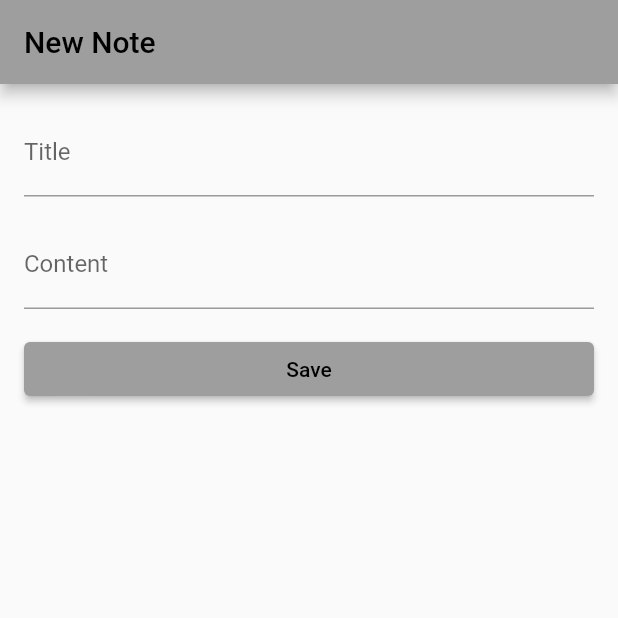
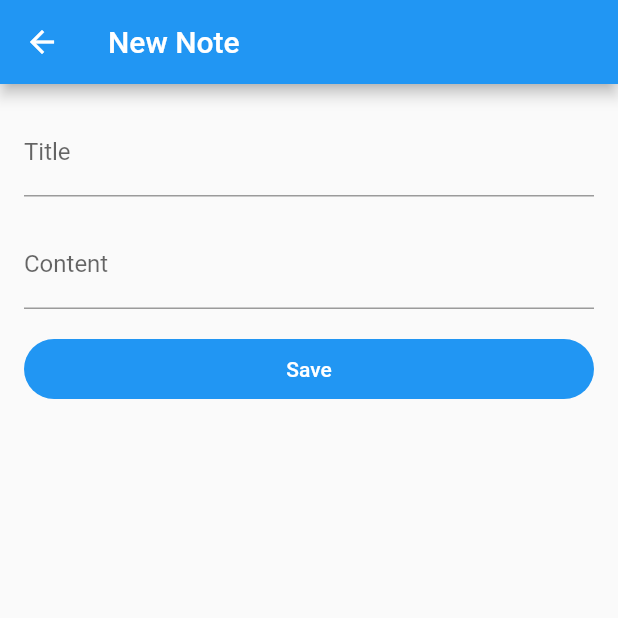
Before and after one commit to erxonxi/ideagenius, a Flutter app: the CreateNotePage screen opened directly, on a phone screen of 412 x 824 dp, the top half of it. Run offline on Flutter 3.47's test engine with Material 2 defaults, Android fonts, the phone set to English and light mode, and no system bars; missing offline and left inert: yaru.

Commit message:
implementing yaru theme and create note page

```diff
--- a/lib/pages/create_note.dart
+++ b/lib/pages/create_note.dart
@@ -30,7 +30,6 @@
             TextFormField(
               decoration: const InputDecoration(
                 labelText: "Title",
-                hintText: "Enter the title",
               ),
               validator: (value) {
                 if (value == null || value.isEmpty) {
@@ -44,9 +43,11 @@
             ),
             const SizedBox(height: 16.0),
             TextFormField(
+              keyboardType: TextInputType.multiline,
+              minLines: 1,
+              maxLines: 50,
               decoration: const InputDecoration(
                 labelText: "Content",
-                hintText: "Enter the content",
               ),
               validator: (value) {
                 if (value == null || value.isEmpty) {
@@ -59,7 +60,7 @@
               },
             ),
             const SizedBox(height: 16.0),
-            ElevatedButton(
+            FilledButton(
               onPressed: () {
                 if (_formKey.currentState?.validate() ?? false) {
                   _formKey.currentState?.save();
--- a/pubspec.yaml
+++ b/pubspec.yaml
@@ -35,6 +35,7 @@
   # The following adds the Cupertino Icons font to your application.
   # Use with the CupertinoIcons class for iOS style icons.
   cupertino_icons: ^1.0.2
+  yaru: ^0.6.2
 
 dev_dependencies:
   flutter_test:
```
Also changed, not shown: lib/main.dart (+44 -5 lines), pubspec.lock, 2 other files.
